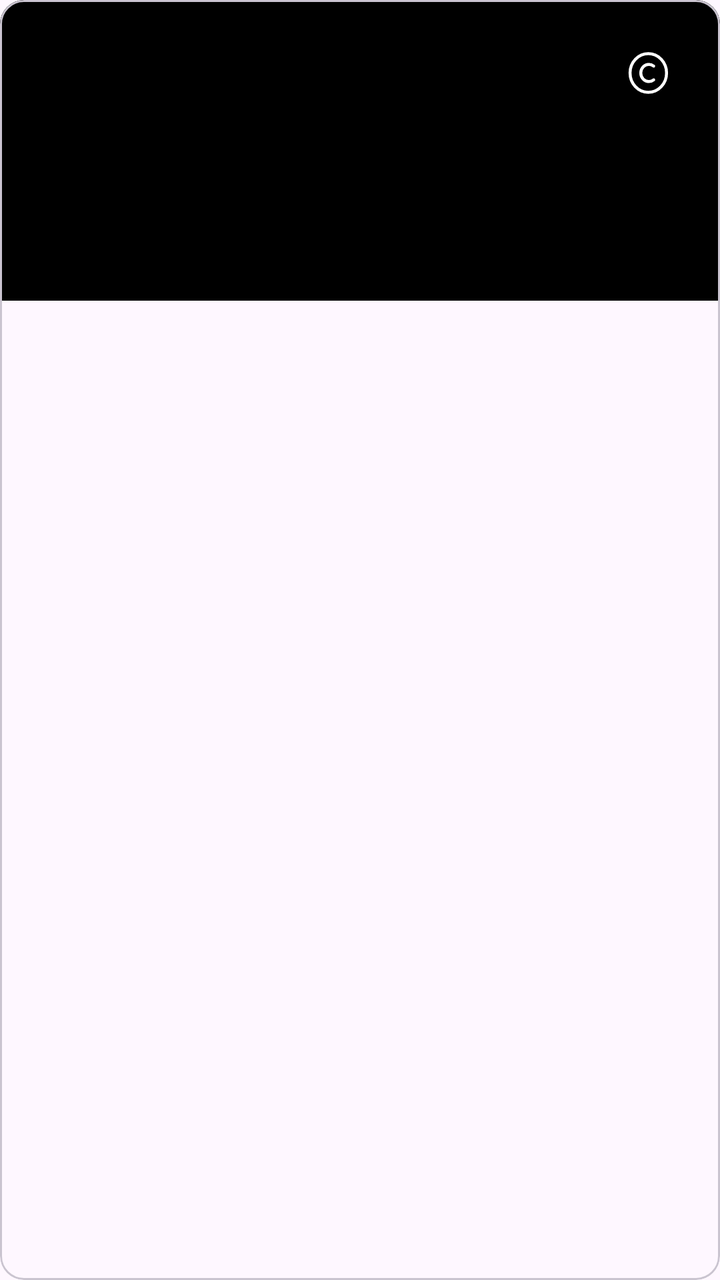
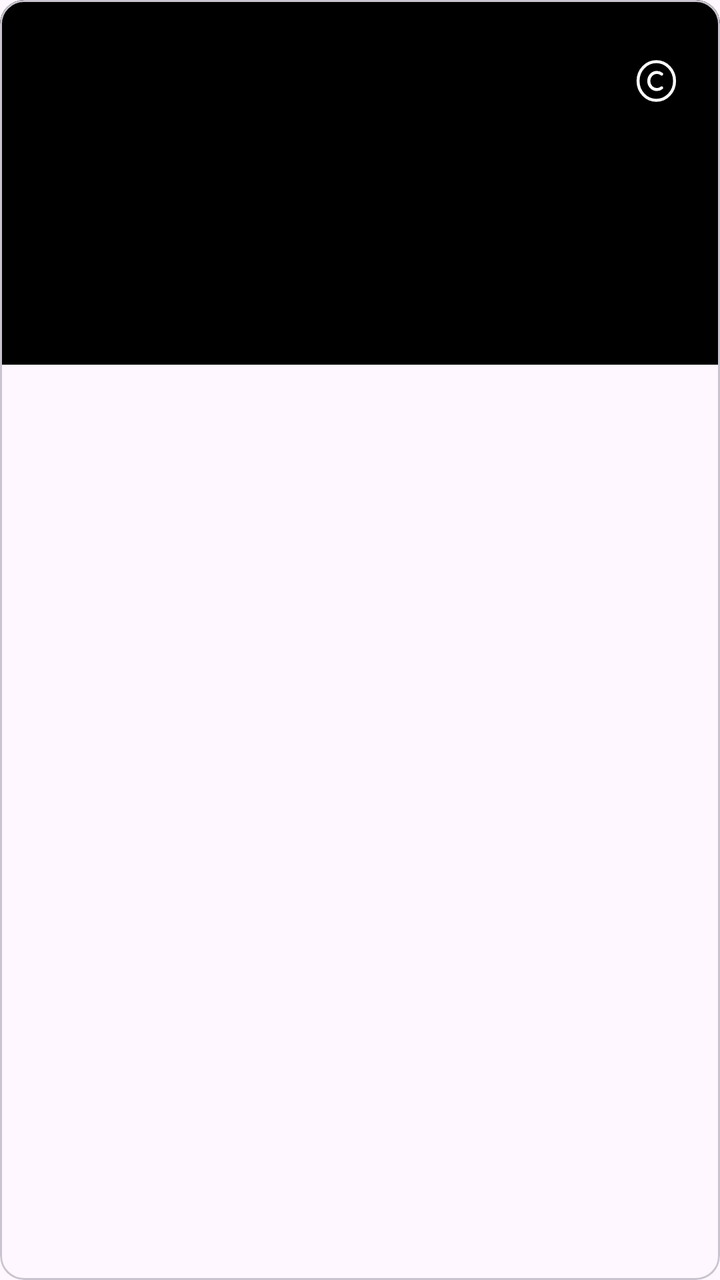

Two renders of the same Android screen: before a commit and after it. Below are the layout's source before the change and the commit's diff.
<!-- AndroidManifest.xml: application theme Theme.Investment -->
<!-- res/layout/item_ticker.xml -->
<?xml version="1.0" encoding="utf-8"?>
<com.google.android.material.card.MaterialCardView xmlns:android="http://schemas.android.com/apk/res/android"
    xmlns:app="http://schemas.android.com/apk/res-auto"
    android:layout_width="match_parent"
    android:layout_height="wrap_content"
    android:layout_marginVertical="8dp" >

    <GridLayout
        android:layout_width="match_parent"
        android:layout_height="wrap_content"
        android:orientation="vertical"
        android:padding="16dp"
        android:background="@color/black" >

        <androidx.constraintlayout.widget.ConstraintLayout
            android:layout_width="match_parent"
            android:layout_height="wrap_content"
            android:orientation="horizontal"
            android:padding="8dp">

            <TextView
                android:id="@+id/nameText"
                android:layout_width="0dp"
                android:layout_height="wrap_content"
                android:textSize="18sp"
                android:layout_marginEnd="16dp"
                android:ellipsize="end"
                android:maxLines="1"
                android:textColor="@color/white"
                app:layout_constraintTop_toTopOf="parent"
                app:layout_constraintBottom_toBottomOf="parent"
                app:layout_constraintLeft_toLeftOf="parent"
                app:layout_constraintRight_toLeftOf="@id/typeIcon"
            />

            <ImageView
                android:id="@+id/typeIcon"
                android:src="@drawable/crypto"
                android:layout_width="24dp"
                android:layout_height="24dp"
                android:contentDescription="@string/crypto"
                app:layout_constraintTop_toTopOf="parent"
                app:layout_constraintBottom_toBottomOf="parent"
                app:layout_constraintRight_toRightOf="parent"
                app:layout_constraintLeft_toRightOf="@id/nameText"
                app:tint="@color/white"
            />
        </androidx.constraintlayout.widget.ConstraintLayout>

        <GridLayout
            android:layout_width="match_parent"
            android:layout_height="wrap_content"
            android:orientation="horizontal"
            android:padding="8dp"
            android:columnCount="2">

            <TextView
                android:id="@+id/timeSpan"
                android:layout_width="wrap_content"
                android:layout_height="wrap_content"
                android:layout_marginTop="4dp"
                android:layout_columnWeight="1"
                android:textColor="@color/white"
                app:layout_constraintTop_toTopOf="parent"
                app:layout_constraintBottom_toBottomOf="parent"
                app:layout_constraintLeft_toLeftOf="parent"
                app:layout_constraintRight_toLeftOf="@id/percentageIncreasePerDay" />

            <TextView
                android:id="@+id/percentageIncreasePerDay"
                android:layout_width="0dp"
                android:layout_height="wrap_content"
                android:layout_marginTop="4dp"
                android:layout_columnWeight="1"
                android:textColor="@color/white"
                android:textAlignment="textEnd"
                app:layout_constraintTop_toTopOf="parent"
                app:layout_constraintBottom_toBottomOf="parent"
                app:layout_constraintRight_toRightOf="parent"
                app:layout_constraintLeft_toRightOf="@id/timeSpan" />

        </GridLayout>

        <GridLayout
            android:layout_width="match_parent"
            android:layout_height="wrap_content"
            android:orientation="horizontal"
            android:padding="8dp"
            android:columnCount="3">

            <TextView
                android:id="@+id/upperPriceBoundaryText"
                android:layout_width="wrap_content"
                android:layout_height="wrap_content"
                android:layout_marginTop="4dp"
                android:layout_columnWeight="1"
                android:textColor="@color/white"
                android:textAlignment="textStart"
                app:layout_constraintTop_toTopOf="parent"
                app:layout_constraintBottom_toBottomOf="parent"
                app:layout_constraintLeft_toLeftOf="parent"
                app:layout_constraintRight_toLeftOf="@id/densePriceText" />

            <TextView
                android:id="@+id/densePriceText"
                android:layout_width="wrap_content"
                android:layout_height="wrap_content"
                android:layout_marginTop="4dp"
                android:layout_columnWeight="1"
                android:textColor="@color/white"
                app:layout_constraintTop_toTopOf="parent"
                app:layout_constraintBottom_toBottomOf="parent"
                app:layout_constraintLeft_toLeftOf="@id/upperPriceBoundaryText"
                app:layout_constraintRight_toLeftOf="@id/lowerPriceBoundaryText"
                android:textAlignment="center" />

            <TextView
                android:id="@+id/lowerPriceBoundaryText"
                android:layout_width="wrap_content"
                android:layout_height="wrap_content"
                android:layout_marginTop="4dp"
                android:layout_columnWeight="1"
                android:textAlignment="textEnd"
                android:textColor="@color/white"
                app:layout_constraintTop_toTopOf="parent"
                app:layout_constraintBottom_toBottomOf="parent"
                app:layout_constraintRight_toRightOf="parent"
                app:layout_constraintLeft_toRightOf="@id/densePriceText" />

        </GridLayout>

    </GridLayout>

</com.google.android.material.card.MaterialCardView>
<!-- resources referenced by this layout -->
<resources>
  <color name="black">#000</color>
  <color name="white">#FFF</color>
  <!-- drawable crypto (drawable) -->
  <vector xmlns:android="http://schemas.android.com/apk/res/android"
      android:width="24dp"
      android:height="24dp"
      android:viewportWidth="24"
      android:viewportHeight="24">
    <path
        android:pathData="M21.283,12.154a9.666,9.129 90,1 1,-18.258 0a9.666,9.129 90,1 1,18.258 0z"
        android:strokeLineJoin="round"
        android:strokeWidth="1.5"
        android:fillColor="#00000000"
        android:strokeColor="#000000"
        android:strokeLineCap="round"/>
    <path
        android:pathData="M14.838,8.717C14.165,8.177 13.329,7.858 12.422,7.858C10.198,7.858 8.395,9.781 8.395,12.154C8.395,14.526 10.198,16.449 12.422,16.449C13.329,16.449 14.165,16.13 14.838,15.59"
        android:strokeLineJoin="round"
        android:strokeWidth="1.5"
        android:fillColor="#00000000"
        android:strokeColor="#000000"
        android:strokeLineCap="round"/>
  </vector>
  <string name="crypto">crypto</string>
  <style name="Theme.Investment" parent="Theme.Material3.DayNight.NoActionBar">
          
          <item name="colorPrimary">@color/white</item>
          <item name="colorPrimaryVariant">@color/black</item>
          <item name="colorOnPrimary">@color/black</item>
          
          <item name="colorSecondary">@color/white</item>
          <item name="colorSecondaryVariant">@color/black</item>
          <item name="colorOnSecondary">@color/black</item>
      </style>
</resources>

<!-- the commit's change to res/layout/item_ticker.xml (unified diff, before → after) -->
@@ -9,8 +9,10 @@
         android:layout_width="match_parent"
         android:layout_height="wrap_content"
         android:orientation="vertical"
-        android:padding="16dp"
-        android:background="@color/black" >
+        android:paddingVertical="16dp"
+        android:paddingHorizontal="8dp"
+        android:background="@color/black"
+        android:useDefaultMargins="true">
 
         <androidx.constraintlayout.widget.ConstraintLayout
             android:layout_width="match_parent"
@@ -52,32 +54,49 @@
             android:layout_height="wrap_content"
             android:orientation="horizontal"
             android:padding="8dp"
-            android:columnCount="2">
+            android:columnCount="3"
+            android:useDefaultMargins="true">
 
             <TextView
                 android:id="@+id/timeSpan"
-                android:layout_width="wrap_content"
+                android:layout_width="0dp"
                 android:layout_height="wrap_content"
-                android:layout_marginTop="4dp"
                 android:layout_columnWeight="1"
                 android:textColor="@color/white"
+                android:maxLines="1"
+                android:ellipsize="end"
                 app:layout_constraintTop_toTopOf="parent"
                 app:layout_constraintBottom_toBottomOf="parent"
                 app:layout_constraintLeft_toLeftOf="parent"
-                app:layout_constraintRight_toLeftOf="@id/percentageIncreasePerDay" />
+                app:layout_constraintRight_toLeftOf="@id/lastPrice" />
+
+            <TextView
+                android:id="@+id/lastPrice"
+                android:layout_width="0dp"
+                android:layout_height="wrap_content"
+                android:layout_columnWeight="1"
+                android:textColor="@color/white"
+                android:textAlignment="center"
+                android:maxLines="1"
+                android:ellipsize="start"
+                app:layout_constraintTop_toTopOf="parent"
+                app:layout_constraintBottom_toBottomOf="parent"
+                app:layout_constraintRight_toLeftOf="@id/percentageIncreasePerDay"
+                app:layout_constraintLeft_toRightOf="@id/timeSpan" />
 
             <TextView
                 android:id="@+id/percentageIncreasePerDay"
                 android:layout_width="0dp"
                 android:layout_height="wrap_content"
-                android:layout_marginTop="4dp"
                 android:layout_columnWeight="1"
                 android:textColor="@color/white"
                 android:textAlignment="textEnd"
+                android:maxLines="1"
+                android:ellipsize="end"
                 app:layout_constraintTop_toTopOf="parent"
                 app:layout_constraintBottom_toBottomOf="parent"
                 app:layout_constraintRight_toRightOf="parent"
-                app:layout_constraintLeft_toRightOf="@id/timeSpan" />
+                app:layout_constraintLeft_toRightOf="@id/lastPrice" />
 
         </GridLayout>
 
@@ -86,16 +105,18 @@
             android:layout_height="wrap_content"
             android:orientation="horizontal"
             android:padding="8dp"
-            android:columnCount="3">
+            android:columnCount="3"
+            android:useDefaultMargins="true">
 
             <TextView
                 android:id="@+id/upperPriceBoundaryText"
-                android:layout_width="wrap_content"
+                android:layout_width="0dp"
                 android:layout_height="wrap_content"
-                android:layout_marginTop="4dp"
                 android:layout_columnWeight="1"
                 android:textColor="@color/white"
                 android:textAlignment="textStart"
+                android:maxLines="1"
+                android:ellipsize="start"
                 app:layout_constraintTop_toTopOf="parent"
                 app:layout_constraintBottom_toBottomOf="parent"
                 app:layout_constraintLeft_toLeftOf="parent"
@@ -103,25 +124,27 @@
 
             <TextView
                 android:id="@+id/densePriceText"
-                android:layout_width="wrap_content"
+                android:layout_width="0dp"
                 android:layout_height="wrap_content"
-                android:layout_marginTop="4dp"
                 android:layout_columnWeight="1"
                 android:textColor="@color/white"
+                android:textAlignment="center"
+                android:maxLines="1"
+                android:ellipsize="start"
                 app:layout_constraintTop_toTopOf="parent"
                 app:layout_constraintBottom_toBottomOf="parent"
                 app:layout_constraintLeft_toLeftOf="@id/upperPriceBoundaryText"
-                app:layout_constraintRight_toLeftOf="@id/lowerPriceBoundaryText"
-                android:textAlignment="center" />
+                app:layout_constraintRight_toLeftOf="@id/lowerPriceBoundaryText" />
 
             <TextView
                 android:id="@+id/lowerPriceBoundaryText"
-                android:layout_width="wrap_content"
+                android:layout_width="0dp"
                 android:layout_height="wrap_content"
-                android:layout_marginTop="4dp"
                 android:layout_columnWeight="1"
                 android:textAlignment="textEnd"
                 android:textColor="@color/white"
+                android:maxLines="1"
+                android:ellipsize="start"
                 app:layout_constraintTop_toTopOf="parent"
                 app:layout_constraintBottom_toBottomOf="parent"
                 app:layout_constraintRight_toRightOf="parent"
